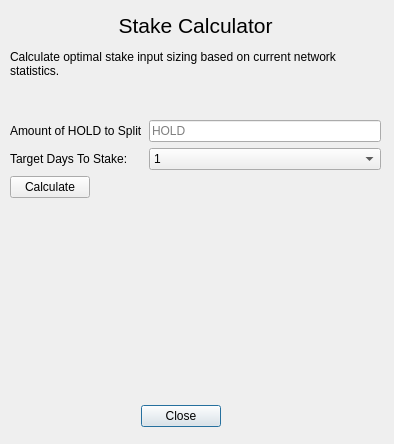
InterstellarHoldings/StellarHoldings, file src/qt/forms/calcdialog.ui: the form before one commit.
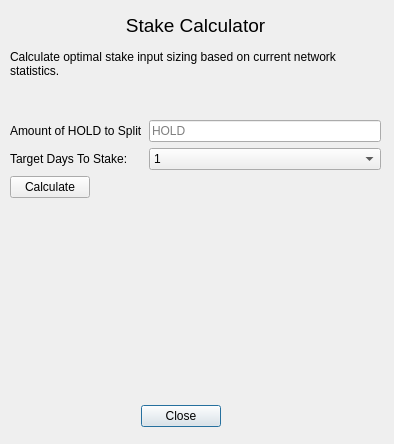
The form after the commit.

```diff
--- a/src/qt/forms/calcdialog.ui
+++ b/src/qt/forms/calcdialog.ui
@@ -41,15 +41,15 @@
   <widget class="QLabel" name="label">
    <property name="geometry">
     <rect>
-     <x>70</x>
+     <x>10</x>
      <y>10</y>
-     <width>251</width>
+     <width>371</width>
      <height>31</height>
     </rect>
    </property>
    <property name="font">
     <font>
-     <pointsize>16</pointsize>
+     <pointsize>14</pointsize>
     </font>
    </property>
    <property name="text">
```
